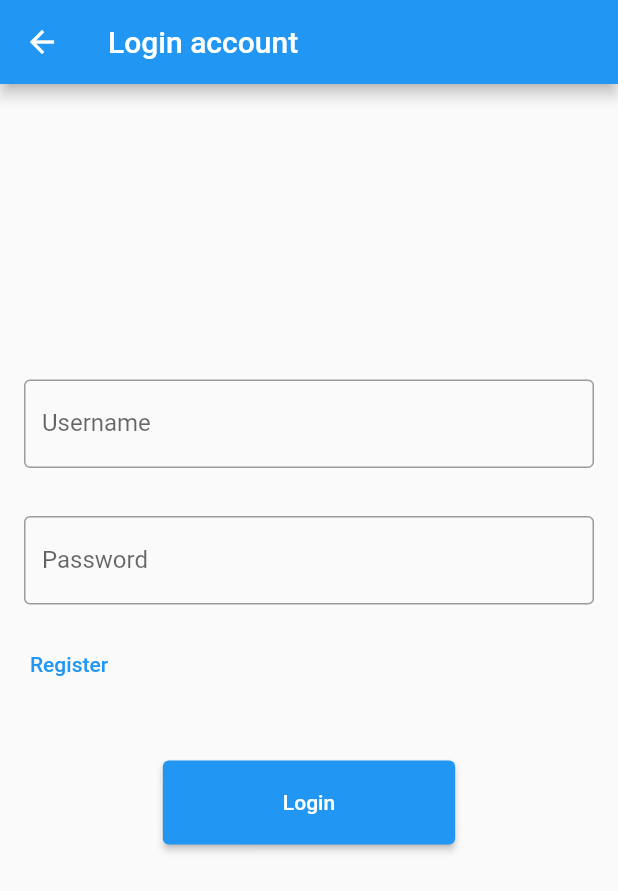
After one commit to jackychoi26/play_tennis_hk, a Flutter app: the LoginScreen screen opened directly, on a phone screen of 412 x 824 dp. The commit adds this screen. Shown: the top 891 px of the screen. Run offline on Flutter 3.47's test engine with Material 2 defaults, Android fonts, the phone set to English and light mode, and no system bars; our stand-ins replace dio, flutter_riverpod, flutter_secure_storage; accounts and stored records are empty; generated files the repository leaves out were written again; network calls fail.

Commit message:
feat: added login screen UI

```diff
--- a/lib/components/custom_drawer.dart
+++ b/lib/components/custom_drawer.dart
@@ -3,6 +3,7 @@ import 'package:flutter_riverpod/flutter_riverpod.dart';
 import 'package:play_tennis_hk/components/custom_text.dart';
 import 'package:flutter_gen/gen_l10n/app_localizations.dart';
 import 'package:play_tennis_hk/features/profile/domain/providers/token_provider.dart';
+import 'package:play_tennis_hk/features/profile/ui/login_screen.dart';
 import 'package:play_tennis_hk/features/profile/ui/profile_screen.dart';
 
 class CustomDrawer extends ConsumerWidget {
@@ -26,7 +27,6 @@ class CustomDrawer extends ConsumerWidget {
                     backgroundImage: NetworkImage("https://picsum.photos/200"),
                   ),
                   onDetailsPressed: () {
-                    Navigator.of(context).pop();
                     Navigator.of(context).push(
                       MaterialPageRoute(
                         builder: (context) => const ProfileScreen(),
@@ -40,11 +40,11 @@ class CustomDrawer extends ConsumerWidget {
                   ),
                   accountName: const CustomText(""),
                   accountEmail:
-                      CustomText(AppLocalizations.of(context)?.register),
+                      CustomText(AppLocalizations.of(context)?.loginAccount),
                   onDetailsPressed: () {
                     Navigator.of(context).push(
                       MaterialPageRoute(
-                        builder: (context) => const ProfileScreen(),
+                        builder: (context) => const LoginScreen(),
                       ),
                     );
                   },
--- /dev/null
+++ b/lib/features/profile/ui/login_screen.dart
@@ -0,0 +1,83 @@
+import 'package:flutter/material.dart';
+import 'package:flutter_riverpod/flutter_riverpod.dart';
+import 'package:flutter_gen/gen_l10n/app_localizations.dart';
+import 'package:play_tennis_hk/components/custom_text.dart';
+import 'package:play_tennis_hk/components/custom_text_form_field.dart';
+import 'package:play_tennis_hk/features/profile/ui/profile_screen.dart';
+
+class LoginScreen extends ConsumerStatefulWidget {
+  const LoginScreen({super.key});
+
+  @override
+  ConsumerState<ConsumerStatefulWidget> createState() => LoginScreenState();
+}
+
+class LoginScreenState extends ConsumerState<LoginScreen> {
+  var usernameController = TextEditingController();
+  var passwordController = TextEditingController();
+
+  @override
+  Widget build(BuildContext context) {
+    return Scaffold(
+      appBar: AppBar(
+        title: CustomText(
+          AppLocalizations.of(context)?.loginAccount,
+        ),
+      ),
+      body: Center(
+        child: Column(
+          crossAxisAlignment: CrossAxisAlignment.center,
+          mainAxisAlignment: MainAxisAlignment.center,
+          children: [
+            CustomTextFormField(
+              controller: usernameController,
+              textInputType: TextInputType.name,
+              labelText: AppLocalizations.of(context)?.username,
+            ),
+            CustomTextFormField(
+              controller: passwordController,
+              textInputType: TextInputType.visiblePassword,
+              isPassword: true,
+              labelText: AppLocalizations.of(context)?.password,
+            ),
+            Row(
+              children: [
+                Container(
+                  padding: const EdgeInsets.only(left: 12),
+                  child: TextButton(
+                    child: CustomText(AppLocalizations.of(context)?.register),
+                    onPressed: () {
+                      Navigator.of(context).push(
+                        MaterialPageRoute(
+                          builder: (context) => const ProfileScreen(),
+                        ),
+                      );
+                    },
+                  ),
+                )
+              ],
+            ),
+            const SizedBox(
+              height: 40,
+            ),
+            ElevatedButton(
+              onPressed: () {},
+              style: const ButtonStyle(
+                padding: MaterialStatePropertyAll(
+                  EdgeInsets.symmetric(
+                    vertical: 20,
+                    horizontal: 80,
+                  ),
+                ),
+              ),
+              child: CustomText(AppLocalizations.of(context)?.login),
+            ),
+            const SizedBox(
+              height: 80,
+            )
+          ],
+        ),
+      ),
+    );
+  }
+}
--- a/lib/features/profile/ui/profile_screen.dart
+++ b/lib/features/profile/ui/profile_screen.dart
@@ -91,7 +91,7 @@ class ProfileScreenState extends ConsumerState<ProfileScreen> {
             CustomTextFormField(
               enabled: isRegistration,
               controller: usernameController,
-              textInputType: TextInputType.text,
+              textInputType: TextInputType.name,
               labelText: "${AppLocalizations.of(context)?.username}",
               validator: (value) {
                 final username = value as String;
@@ -110,7 +110,7 @@ class ProfileScreenState extends ConsumerState<ProfileScreen> {
             CustomTextFormField(
               enabled: isRegistration,
               controller: emailController,
-              textInputType: TextInputType.text,
+              textInputType: TextInputType.emailAddress,
               labelText: "${AppLocalizations.of(context)?.email}",
               validator: (value) {
                 final email = value as String;
@@ -131,7 +131,7 @@ class ProfileScreenState extends ConsumerState<ProfileScreen> {
               child: CustomTextFormField(
                 isPassword: true,
                 controller: passwordController,
-                textInputType: TextInputType.text,
+                textInputType: TextInputType.visiblePassword,
                 labelText: "${AppLocalizations.of(context)?.password}",
                 validator: (value) {
                   final password = value as String;
@@ -154,7 +154,7 @@ class ProfileScreenState extends ConsumerState<ProfileScreen> {
               child: CustomTextFormField(
                 isPassword: true,
                 controller: passwordAgainController,
-                textInputType: TextInputType.text,
+                textInputType: TextInputType.visiblePassword,
                 labelText: "${AppLocalizations.of(context)?.confirmPassword}",
                 validator: (value) {
                   final confirmPassword = value as String;
--- a/lib/l10n/app_en.arb
+++ b/lib/l10n/app_en.arb
@@ -34,5 +34,7 @@
   "register": "Register",
   "chooseDistricts": "Choose districts",
   "tooManyDistricts": "You can only select up to 5 districts",
+  "loginAccount": "Login account",
+  "login": "Login",
   "logout": "Logout"
 }
--- a/lib/l10n/app_zh.arb
+++ b/lib/l10n/app_zh.arb
@@ -34,5 +34,7 @@
   "register": "註冊帳號",
   "chooseDistricts": "選擇地區",
   "tooManyDistricts": "你只能選擇最多5個地區",
+  "loginAccount": "登入帳號",
+  "login": "登入",
   "logout": "登出"
 }
```
